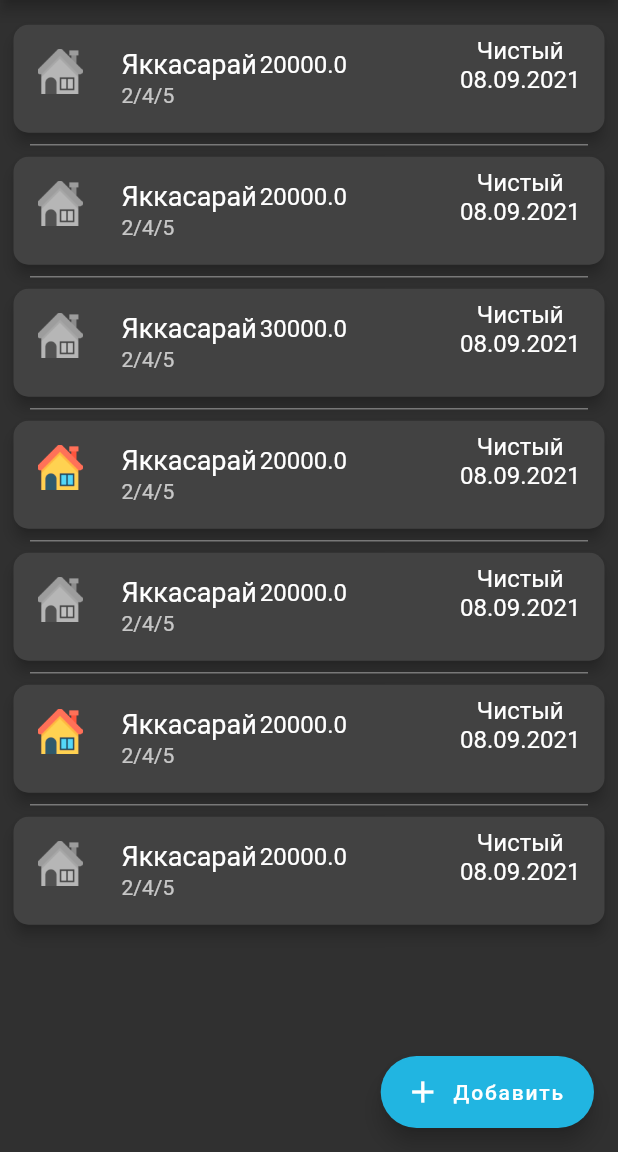
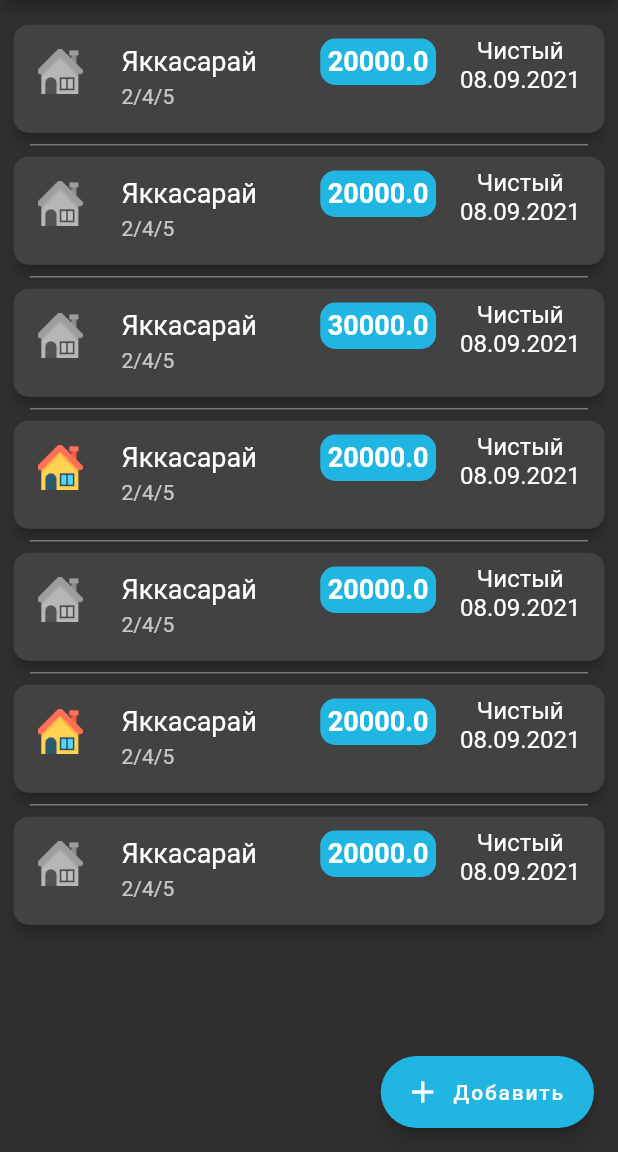
Before and after one commit to dmitriyl99/event_flats, a Flutter app: the FlatsListScreen screen opened by its route, on a phone screen of 412 x 824 dp, the part 84-1236 px from its top. Run offline on Flutter 3.47's test engine with Material 2 defaults, Android fonts, the phone set to English and light mode, and no system bars; our stand-ins replace firebase_auth, firebase_core, firebase_database, hive, hive_flutter; accounts and stored records are empty.

Commit message:
Style the price

```diff
--- a/lib/view/components/flat.component.dart
+++ b/lib/view/components/flat.component.dart
@@ -1,5 +1,6 @@
 import 'package:event_flats/helpers/date_formatting.dart';
 import 'package:event_flats/models/flat.dart';
+import 'package:event_flats/view/resources/colors.dart';
 import 'package:flutter/material.dart';
 
 class FlatComponent extends StatelessWidget {
@@ -21,15 +22,21 @@ class FlatComponent extends StatelessWidget {
           ),
           onTap: () {},
           title: Row(
+            mainAxisAlignment: MainAxisAlignment.spaceBetween,
             children: [
               Text(
                 flat.name,
                 style: TextStyle(fontSize: 18),
               ),
               Container(
-                decoration: BoxDecoration(),
-                padding: EdgeInsets.all(2),
-                child: Text(flat.price.toString()),
+                decoration: BoxDecoration(
+                    color: AppColors.primaryColor,
+                    borderRadius: BorderRadius.circular(10)),
+                padding: EdgeInsets.all(5),
+                child: Text(
+                  flat.price.toString(),
+                  style: TextStyle(fontSize: 18, fontWeight: FontWeight.bold),
+                ),
               ),
             ],
           ),
```
